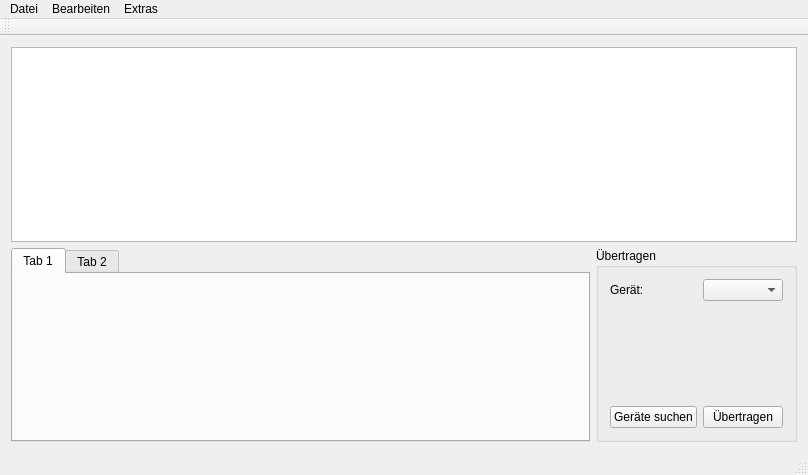
Stenkelfled/ws2811, file LUI/LUI/lui.ui: the form before one commit.
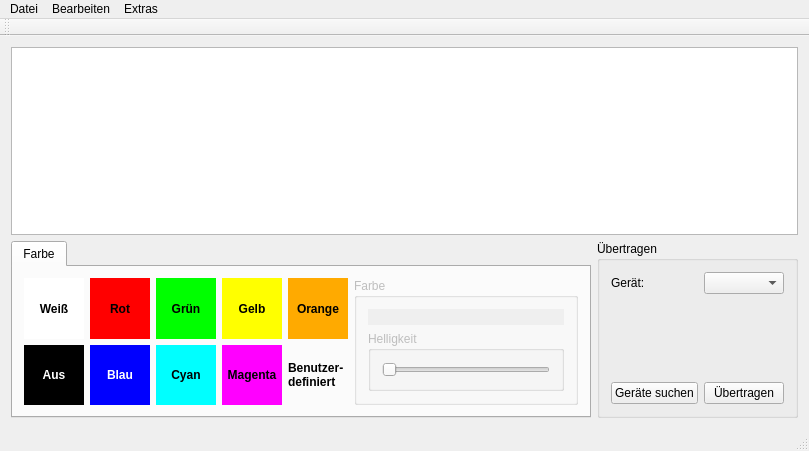
The form after the commit. Custom widgets are drawn as their Qt base class.

```diff
--- a/LUI/LUI/lui.ui
+++ b/LUI/LUI/lui.ui
@@ -6,8 +6,8 @@
    <rect>
     <x>0</x>
     <y>0</y>
-    <width>808</width>
-    <height>475</height>
+    <width>809</width>
+    <height>451</height>
    </rect>
   </property>
   <property name="windowTitle">
@@ -123,13 +123,954 @@
       </property>
       <widget class="QWidget" name="tab">
        <attribute name="title">
-        <string>Tab 1</string>
+        <string>Farbe</string>
        </attribute>
-      </widget>
-      <widget class="QWidget" name="tab_2">
-       <attribute name="title">
-        <string>Tab 2</string>
-       </attribute>
+       <layout class="QHBoxLayout" name="horizontalLayout">
+        <item>
+         <layout class="QGridLayout" name="gridLayout_2">
+          <property name="sizeConstraint">
+           <enum>QLayout::SetMaximumSize</enum>
+          </property>
+          <item row="0" column="2">
+           <widget class="QLabel" name="color_green">
+            <property name="minimumSize">
+             <size>
+              <width>60</width>
+              <height>0</height>
+             </size>
+            </property>
+            <property name="palette">
+             <palette>
+              <active>
+               <colorrole role="Base">
+                <brush brushstyle="SolidPattern">
+                 <color alpha="255">
+                  <red>255</red>
+                  <green>255</green>
+                  <blue>255</blue>
+                 </color>
+                </brush>
+               </colorrole>
+               <colorrole role="Window">
+                <brush brushstyle="SolidPattern">
+                 <color alpha="255">
+                  <red>0</red>
+                  <green>255</green>
+                  <blue>0</blue>
+                 </color>
+                </brush>
+               </colorrole>
+              </active>
+              <inactive>
+               <colorrole role="Base">
+                <brush brushstyle="SolidPattern">
+                 <color alpha="255">
+                  <red>255</red>
+                  <green>255</green>
+                  <blue>255</blue>
+                 </color>
+                </brush>
+               </colorrole>
+               <colorrole role="Window">
+                <brush brushstyle="SolidPattern">
+                 <color alpha="255">
+                  <red>0</red>
+                  <green>255</green>
+                  <blue>0</blue>
+                 </color>
+                </brush>
+               </colorrole>
+              </inactive>
+              <disabled>
+               <colorrole role="Base">
+                <brush brushstyle="SolidPattern">
+                 <color alpha="255">
+                  <red>0</red>
+                  <green>255</green>
+                  <blue>0</blue>
+                 </color>
+                </brush>
+               </colorrole>
+               <colorrole role="Window">
+                <brush brushstyle="SolidPattern">
+                 <color alpha="255">
+                  <red>0</red>
+                  <green>255</green>
+                  <blue>0</blue>
+                 </color>
+                </brush>
+               </colorrole>
+              </disabled>
+             </palette>
+            </property>
+            <property name="font">
+             <font>
+              <weight>75</weight>
+              <bold>true</bold>
+             </font>
+            </property>
+            <property name="autoFillBackground">
+             <bool>true</bool>
+            </property>
+            <property name="text">
+             <string>Grün</string>
+            </property>
+            <property name="alignment">
+             <set>Qt::AlignCenter</set>
+            </property>
+           </widget>
+          </item>
+          <item row="1" column="5">
+           <widget class="QLabel" name="label">
+            <property name="sizePolicy">
+             <sizepolicy hsizetype="Maximum" vsizetype="Preferred">
+              <horstretch>0</horstretch>
+              <verstretch>0</verstretch>
+             </sizepolicy>
+            </property>
+            <property name="minimumSize">
+             <size>
+              <width>60</width>
+              <height>0</height>
+             </size>
+            </property>
+            <property name="font">
+             <font>
+              <weight>75</weight>
+              <bold>true</bold>
+             </font>
+            </property>
+            <property name="text">
+             <string>Benutzer-
+definiert</string>
+            </property>
+            <property name="wordWrap">
+             <bool>true</bool>
+            </property>
+           </widget>
+          </item>
+          <item row="1" column="2">
+           <widget class="QLabel" name="color_cyan">
+            <property name="minimumSize">
+             <size>
+              <width>60</width>
+              <height>0</height>
+             </size>
+            </property>
+            <property name="palette">
+             <palette>
+              <active>
+               <colorrole role="Base">
+                <brush brushstyle="SolidPattern">
+                 <color alpha="255">
+                  <red>255</red>
+                  <green>255</green>
+                  <blue>255</blue>
+                 </color>
+                </brush>
+               </colorrole>
+               <colorrole role="Window">
+                <brush brushstyle="SolidPattern">
+                 <color alpha="255">
+                  <red>0</red>
+                  <green>255</green>
+                  <blue>255</blue>
+                 </color>
+                </brush>
+               </colorrole>
+              </active>
+              <inactive>
+               <colorrole role="Base">
+                <brush brushstyle="SolidPattern">
+                 <color alpha="255">
+                  <red>255</red>
+                  <green>255</green>
+                  <blue>255</blue>
+                 </color>
+                </brush>
+               </colorrole>
+               <colorrole role="Window">
+                <brush brushstyle="SolidPattern">
+                 <color alpha="255">
+                  <red>0</red>
+                  <green>255</green>
+                  <blue>255</blue>
+                 </color>
+                </brush>
+               </colorrole>
+              </inactive>
+              <disabled>
+               <colorrole role="Base">
+                <brush brushstyle="SolidPattern">
+                 <color alpha="255">
+                  <red>0</red>
+                  <green>255</green>
+                  <blue>255</blue>
+                 </color>
+                </brush>
+               </colorrole>
+               <colorrole role="Window">
+                <brush brushstyle="SolidPattern">
+                 <color alpha="255">
+                  <red>0</red>
+                  <green>255</green>
+                  <blue>255</blue>
+                 </color>
+                </brush>
+               </colorrole>
+              </disabled>
+             </palette>
+            </property>
+            <property name="font">
+             <font>
+              <weight>75</weight>
+              <bold>true</bold>
+             </font>
+            </property>
+            <property name="autoFillBackground">
+             <bool>true</bool>
+            </property>
+            <property name="text">
+             <string>Cyan</string>
+            </property>
+            <property name="alignment">
+             <set>Qt::AlignCenter</set>
+            </property>
+           </widget>
+          </item>
+          <item row="1" column="1">
+           <widget class="QLabel" name="color_white_5">
+            <property name="minimumSize">
+             <size>
+              <width>60</width>
+              <height>0</height>
+             </size>
+            </property>
+            <property name="palette">
+             <palette>
+              <active>
+               <colorrole role="WindowText">
+                <brush brushstyle="SolidPattern">
+                 <color alpha="255">
+                  <red>255</red>
+                  <green>255</green>
+                  <blue>255</blue>
+                 </color>
+                </brush>
+               </colorrole>
+               <colorrole role="Base">
+                <brush brushstyle="SolidPattern">
+                 <color alpha="255">
+                  <red>255</red>
+                  <green>255</green>
+                  <blue>255</blue>
+                 </color>
+                </brush>
+               </colorrole>
+               <colorrole role="Window">
+                <brush brushstyle="SolidPattern">
+                 <color alpha="255">
+                  <red>0</red>
+                  <green>0</green>
+                  <blue>255</blue>
+                 </color>
+                </brush>
+               </colorrole>
+              </active>
+              <inactive>
+               <colorrole role="WindowText">
+                <brush brushstyle="SolidPattern">
+                 <color alpha="255">
+                  <red>255</red>
+                  <green>255</green>
+                  <blue>255</blue>
+                 </color>
+                </brush>
+               </colorrole>
+               <colorrole role="Base">
+                <brush brushstyle="SolidPattern">
+                 <color alpha="255">
+                  <red>255</red>
+                  <green>255</green>
+                  <blue>255</blue>
+                 </color>
+                </brush>
+               </colorrole>
+               <colorrole role="Window">
+                <brush brushstyle="SolidPattern">
+                 <color alpha="255">
+                  <red>0</red>
+                  <green>0</green>
+                  <blue>255</blue>
+                 </color>
+                </brush>
+               </colorrole>
+              </inactive>
+              <disabled>
+               <colorrole role="WindowText">
+                <brush brushstyle="SolidPattern">
+                 <color alpha="255">
+                  <red>120</red>
+                  <green>120</green>
+                  <blue>120</blue>
+                 </color>
+                </brush>
+               </colorrole>
+               <colorrole role="Base">
+                <brush brushstyle="SolidPattern">
+                 <color alpha="255">
+                  <red>0</red>
+                  <green>0</green>
+                  <blue>255</blue>
+                 </color>
+                </brush>
+               </colorrole>
+               <colorrole role="Window">
+                <brush brushstyle="SolidPattern">
+                 <color alpha="255">
+                  <red>0</red>
+                  <green>0</green>
+                  <blue>255</blue>
+                 </color>
+                </brush>
+               </colorrole>
+              </disabled>
+             </palette>
+            </property>
+            <property name="font">
+             <font>
+              <weight>75</weight>
+              <bold>true</bold>
+             </font>
+            </property>
+            <property name="autoFillBackground">
+             <bool>true</bool>
+            </property>
+            <property name="text">
+             <string>Blau</string>
+            </property>
+            <property name="alignment">
+             <set>Qt::AlignCenter</set>
+            </property>
+           </widget>
+          </item>
+          <item row="0" column="4">
+           <widget class="QLabel" name="color_yellow">
+            <property name="minimumSize">
+             <size>
+              <width>60</width>
+              <height>0</height>
+             </size>
+            </property>
+            <property name="palette">
+             <palette>
+              <active>
+               <colorrole role="Base">
+                <brush brushstyle="SolidPattern">
+                 <color alpha="255">
+                  <red>255</red>
+                  <green>255</green>
+                  <blue>255</blue>
+                 </color>
+                </brush>
+               </colorrole>
+               <colorrole role="Window">
+                <brush brushstyle="SolidPattern">
+                 <color alpha="255">
+                  <red>255</red>
+                  <green>255</green>
+                  <blue>0</blue>
+                 </color>
+                </brush>
+               </colorrole>
+              </active>
+              <inactive>
+               <colorrole role="Base">
+                <brush brushstyle="SolidPattern">
+                 <color alpha="255">
+                  <red>255</red>
+                  <green>255</green>
+                  <blue>255</blue>
+                 </color>
+                </brush>
+               </colorrole>
+               <colorrole role="Window">
+                <brush brushstyle="SolidPattern">
+                 <color alpha="255">
+                  <red>255</red>
+                  <green>255</green>
+                  <blue>0</blue>
+                 </color>
+                </brush>
+               </colorrole>
+              </inactive>
+              <disabled>
+               <colorrole role="Base">
+                <brush brushstyle="SolidPattern">
+                 <color alpha="255">
+                  <red>255</red>
+                  <green>255</green>
+                  <blue>0</blue>
+                 </color>
+                </brush>
+               </colorrole>
+               <colorrole role="Window">
+                <brush brushstyle="SolidPattern">
+                 <color alpha="255">
+                  <red>255</red>
+                  <green>255</green>
+                  <blue>0</blue>
+                 </color>
+                </brush>
+               </colorrole>
+              </disabled>
+             </palette>
+            </property>
+            <property name="font">
+             <font>
+              <weight>75</weight>
+              <bold>true</bold>
+             </font>
+            </property>
+            <property name="autoFillBackground">
+             <bool>true</bool>
+            </property>
+            <property name="text">
+             <string>Gelb</string>
+            </property>
+            <property name="alignment">
+             <set>Qt::AlignCenter</set>
+            </property>
+           </widget>
+          </item>
+          <item row="0" column="5">
+           <widget class="QLabel" name="color_orange">
+            <property name="sizePolicy">
+             <sizepolicy hsizetype="Preferred" vsizetype="Preferred">
+              <horstretch>0</horstretch>
+              <verstretch>0</verstretch>
+             </sizepolicy>
+            </property>
+            <property name="minimumSize">
+             <size>
+              <width>60</width>
+              <height>0</height>
+             </size>
+            </property>
+            <property name="palette">
+             <palette>
+              <active>
+               <colorrole role="Base">
+                <brush brushstyle="SolidPattern">
+                 <color alpha="255">
+                  <red>255</red>
+                  <green>255</green>
+                  <blue>255</blue>
+                 </color>
+                </brush>
+               </colorrole>
+               <colorrole role="Window">
+                <brush brushstyle="SolidPattern">
+                 <color alpha="255">
+                  <red>255</red>
+                  <green>170</green>
+                  <blue>0</blue>
+                 </color>
+                </brush>
+               </colorrole>
+              </active>
+              <inactive>
+               <colorrole role="Base">
+                <brush brushstyle="SolidPattern">
+                 <color alpha="255">
+                  <red>255</red>
+                  <green>255</green>
+                  <blue>255</blue>
+                 </color>
+                </brush>
+               </colorrole>
+               <colorrole role="Window">
+                <brush brushstyle="SolidPattern">
+                 <color alpha="255">
+                  <red>255</red>
+                  <green>170</green>
+                  <blue>0</blue>
+                 </color>
+                </brush>
+               </colorrole>
+              </inactive>
+              <disabled>
+               <colorrole role="Base">
+                <brush brushstyle="SolidPattern">
+                 <color alpha="255">
+                  <red>255</red>
+                  <green>170</green>
+                  <blue>0</blue>
+                 </color>
+                </brush>
+               </colorrole>
+               <colorrole role="Window">
+                <brush brushstyle="SolidPattern">
+                 <color alpha="255">
+                  <red>255</red>
+                  <green>170</green>
+                  <blue>0</blue>
+                 </color>
+                </brush>
+               </colorrole>
+              </disabled>
+             </palette>
+            </property>
+            <property name="font">
+             <font>
+              <weight>75</weight>
+              <bold>true</bold>
+             </font>
+            </property>
+            <property name="autoFillBackground">
+             <bool>true</bool>
+            </property>
+            <property name="text">
+             <string>Orange</string>
+            </property>
+            <property name="alignment">
+             <set>Qt::AlignCenter</set>
+            </property>
+           </widget>
+          </item>
+          <item row="1" column="4">
+           <widget class="QLabel" name="color_magenta">
+            <property name="minimumSize">
+             <size>
+              <width>60</width>
+              <height>0</height>
+             </size>
+            </property>
+            <property name="palette">
+             <palette>
+              <active>
+               <colorrole role="Base">
+                <brush brushstyle="SolidPattern">
+                 <color alpha="255">
+                  <red>255</red>
+                  <green>255</green>
+                  <blue>255</blue>
+                 </color>
+                </brush>
+               </colorrole>
+               <colorrole role="Window">
+                <brush brushstyle="SolidPattern">
+                 <color alpha="255">
+                  <red>255</red>
+                  <green>0</green>
+                  <blue>255</blue>
+                 </color>
+                </brush>
+               </colorrole>
+              </active>
+              <inactive>
+               <colorrole role="Base">
+                <brush brushstyle="SolidPattern">
+                 <color alpha="255">
+                  <red>255</red>
+                  <green>255</green>
+                  <blue>255</blue>
+                 </color>
+                </brush>
+               </colorrole>
+               <colorrole role="Window">
+                <brush brushstyle="SolidPattern">
+                 <color alpha="255">
+                  <red>255</red>
+                  <green>0</green>
+                  <blue>255</blue>
+                 </color>
+                </brush>
+               </colorrole>
+              </inactive>
+              <disabled>
+               <colorrole role="Base">
+                <brush brushstyle="SolidPattern">
+                 <color alpha="255">
+                  <red>255</red>
+                  <green>0</green>
+                  <blue>255</blue>
+                 </color>
+                </brush>
+               </colorrole>
+               <colorrole role="Window">
+                <brush brushstyle="SolidPattern">
+                 <color alpha="255">
+                  <red>255</red>
+                  <green>0</green>
+                  <blue>255</blue>
+                 </color>
+                </brush>
+               </colorrole>
+              </disabled>
+             </palette>
+            </property>
+            <property name="font">
+             <font>
+              <weight>75</weight>
+              <bold>true</bold>
+             </font>
+            </property>
+            <property name="autoFillBackground">
+             <bool>true</bool>
+            </property>
+            <property name="text">
+             <string>Magenta</string>
+            </property>
+            <property name="alignment">
+             <set>Qt::AlignCenter</set>
+            </property>
+           </widget>
+          </item>
+          <item row="1" column="0">
+           <widget class="QLabel" name="color_off">
+            <property name="minimumSize">
+             <size>
+              <width>60</width>
+              <height>0</height>
+             </size>
+            </property>
+            <property name="palette">
+             <palette>
+              <active>
+               <colorrole role="WindowText">
+                <brush brushstyle="SolidPattern">
+                 <color alpha="255">
+                  <red>255</red>
+                  <green>255</green>
+                  <blue>255</blue>
+                 </color>
+                </brush>
+               </colorrole>
+               <colorrole role="Base">
+                <brush brushstyle="SolidPattern">
+                 <color alpha="255">
+                  <red>255</red>
+                  <green>255</green>
+                  <blue>255</blue>
+                 </color>
+                </brush>
+               </colorrole>
+               <colorrole role="Window">
+                <brush brushstyle="SolidPattern">
+                 <color alpha="255">
+                  <red>0</red>
+                  <green>0</green>
+                  <blue>0</blue>
+                 </color>
+                </brush>
+               </colorrole>
+              </active>
+              <inactive>
+               <colorrole role="WindowText">
+                <brush brushstyle="SolidPattern">
+                 <color alpha="255">
+                  <red>255</red>
+                  <green>255</green>
+                  <blue>255</blue>
+                 </color>
+                </brush>
+               </colorrole>
+               <colorrole role="Base">
+                <brush brushstyle="SolidPattern">
+                 <color alpha="255">
+                  <red>255</red>
+                  <green>255</green>
+                  <blue>255</blue>
+                 </color>
+                </brush>
+               </colorrole>
+               <colorrole role="Window">
+                <brush brushstyle="SolidPattern">
+                 <color alpha="255">
+                  <red>0</red>
+                  <green>0</green>
+                  <blue>0</blue>
+                 </color>
+                </brush>
+               </colorrole>
+              </inactive>
+              <disabled>
+               <colorrole role="WindowText">
+                <brush brushstyle="SolidPattern">
+                 <color alpha="255">
+                  <red>120</red>
+                  <green>120</green>
+                  <blue>120</blue>
+                 </color>
+                </brush>
+               </colorrole>
+               <colorrole role="Base">
+                <brush brushstyle="SolidPattern">
+                 <color alpha="255">
+                  <red>0</red>
+                  <green>0</green>
+                  <blue>0</blue>
+                 </color>
+                </brush>
+               </colorrole>
+               <colorrole role="Window">
+                <brush brushstyle="SolidPattern">
+                 <color alpha="255">
+                  <red>0</red>
+                  <green>0</green>
+                  <blue>0</blue>
+                 </color>
+                </brush>
+               </colorrole>
+              </disabled>
+             </palette>
+            </property>
+            <property name="font">
+             <font>
+              <weight>75</weight>
+              <bold>true</bold>
+             </font>
+            </property>
+            <property name="autoFillBackground">
+             <bool>true</bool>
+            </property>
+            <property name="text">
+             <string>Aus</string>
+            </property>
+            <property name="alignment">
+             <set>Qt::AlignCenter</set>
+            </property>
+           </widget>
+          </item>
+          <item row="0" column="0">
+           <widget class="QLabel" name="color_white">
+            <property name="minimumSize">
+             <size>
+              <width>60</width>
+              <height>0</height>
+             </size>
+            </property>
+            <property name="palette">
+             <palette>
+              <active>
+               <colorrole role="Base">
+                <brush brushstyle="SolidPattern">
+                 <color alpha="255">
+                  <red>255</red>
+                  <green>255</green>
+                  <blue>255</blue>
+                 </color>
+                </brush>
+               </colorrole>
+               <colorrole role="Window">
+                <brush brushstyle="SolidPattern">
+                 <color alpha="255">
+                  <red>255</red>
+                  <green>255</green>
+                  <blue>255</blue>
+                 </color>
+                </brush>
+               </colorrole>
+              </active>
+              <inactive>
+               <colorrole role="Base">
+                <brush brushstyle="SolidPattern">
+                 <color alpha="255">
+                  <red>255</red>
+                  <green>255</green>
+                  <blue>255</blue>
+                 </color>
+                </brush>
+               </colorrole>
+               <colorrole role="Window">
+                <brush brushstyle="SolidPattern">
+                 <color alpha="255">
+                  <red>255</red>
+                  <green>255</green>
+                  <blue>255</blue>
+                 </color>
+                </brush>
+               </colorrole>
+              </inactive>
+              <disabled>
+               <colorrole role="Base">
+                <brush brushstyle="SolidPattern">
+                 <color alpha="255">
+                  <red>255</red>
+                  <green>255</green>
+                  <blue>255</blue>
+                 </color>
+                </brush>
+               </colorrole>
+               <colorrole role="Window">
+                <brush brushstyle="SolidPattern">
+                 <color alpha="255">
+                  <red>255</red>
+                  <green>255</green>
+                  <blue>255</blue>
+                 </color>
+                </brush>
+               </colorrole>
+              </disabled>
+             </palette>
+            </property>
+            <property name="font">
+             <font>
+              <weight>75</weight>
+              <bold>true</bold>
+             </font>
+            </property>
+            <property name="autoFillBackground">
+             <bool>true</bool>
+            </property>
+            <property name="text">
+             <string>Weiß</string>
+            </property>
+            <property name="alignment">
+             <set>Qt::AlignCenter</set>
+            </property>
+           </widget>
+          </item>
+          <item row="0" column="1">
+           <widget class="QLabel" name="color_red">
+            <property name="minimumSize">
+             <size>
+              <width>60</width>
+              <height>0</height>
+             </size>
+            </property>
+            <property name="palette">
+             <palette>
+              <active>
+               <colorrole role="Base">
+                <brush brushstyle="SolidPattern">
+                 <color alpha="255">
+                  <red>255</red>
+                  <green>255</green>
+                  <blue>255</blue>
+                 </color>
+                </brush>
+               </colorrole>
+               <colorrole role="Window">
+                <brush brushstyle="SolidPattern">
+                 <color alpha="255">
+                  <red>255</red>
+                  <green>0</green>
+                  <blue>0</blue>
+                 </color>
+                </brush>
+               </colorrole>
+              </active>
+              <inactive>
+               <colorrole role="Base">
+                <brush brushstyle="SolidPattern">
+                 <color alpha="255">
+                  <red>255</red>
+                  <green>255</green>
+                  <blue>255</blue>
+                 </color>
+                </brush>
+               </colorrole>
+               <colorrole role="Window">
+                <brush brushstyle="SolidPattern">
+                 <color alpha="255">
+                  <red>255</red>
+                  <green>0</green>
+                  <blue>0</blue>
+                 </color>
+                </brush>
+               </colorrole>
+              </inactive>
+              <disabled>
+               <colorrole role="Base">
+                <brush brushstyle="SolidPattern">
+                 <color alpha="255">
+                  <red>255</red>
+                  <green>0</green>
+                  <blue>0</blue>
+                 </color>
+                </brush>
+               </colorrole>
+               <colorrole role="Window">
+                <brush brushstyle="SolidPattern">
+                 <color alpha="255">
+                  <red>255</red>
+                  <green>0</green>
+                  <blue>0</blue>
+                 </color>
+                </brush>
+               </colorrole>
+              </disabled>
+             </palette>
+            </property>
+            <property name="font">
+             <font>
+              <weight>75</weight>
+              <bold>true</bold>
+             </font>
+            </property>
+            <property name="autoFillBackground">
+             <bool>true</bool>
+            </property>
+            <property name="text">
+             <string>Rot</string>
+            </property>
+            <property name="alignment">
+             <set>Qt::AlignCenter</set>
+            </property>
+           </widget>
+          </item>
+         </layout>
+        </item>
+        <item>
+         <widget class="QGroupBox" name="color_display_group">
+          <property name="enabled">
+           <bool>false</bool>
+          </property>
+          <property name="title">
+           <string>Farbe</string>
+          </property>
+          <property name="flat">
+           <bool>false</bool>
+          </property>
+          <layout class="QVBoxLayout" name="verticalLayout_2">
+           <property name="sizeConstraint">
+            <enum>QLayout::SetMaximumSize</enum>
+           </property>
+           <item>
+            <widget class="QLabel" name="color_display">
+             <property name="enabled">
+              <bool>false</bool>
+             </property>
+             <property name="autoFillBackground">
+              <bool>true</bool>
+             </property>
+             <property name="text">
+              <string/>
+             </property>
+            </widget>
+           </item>
+           <item>
+            <widget class="QGroupBox" name="brightness">
+             <property name="title">
+              <string>Helligkeit</string>
+             </property>
+             <layout class="QHBoxLayout" name="horizontalLayout_2">
+              <item>
+               <widget class="QSlider" name="brightness_slider">
+                <property name="orientation">
+                 <enum>Qt::Horizontal</enum>
+                </property>
+               </widget>
+              </item>
+             </layout>
+            </widget>
+           </item>
+          </layout>
+         </widget>
+        </item>
+       </layout>
       </widget>
      </widget>
     </item>
@@ -143,7 +1084,7 @@
     <rect>
      <x>0</x>
      <y>0</y>
-     <width>808</width>
+     <width>809</width>
      <height>21</height>
     </rect>
    </property>
@@ -216,6 +1157,13 @@
   </action>
  </widget>
  <layoutdefault spacing="6" margin="11"/>
+ <customwidgets>
+  <customwidget>
+   <class>LuiView</class>
+   <extends>QGraphicsView</extends>
+   <header>luiview.h</header>
+  </customwidget>
+ </customwidgets>
  <resources/>
  <connections/>
 </ui>
```
Left out of the diff: 18 changed lines with no effect on the pictures.
